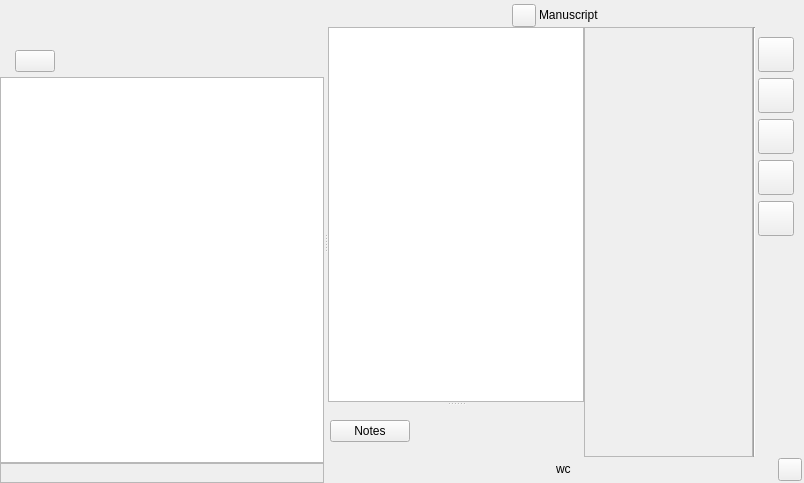
Old version of the form ui/manuscript_view.ui in the repository zkovari/plotlyst.
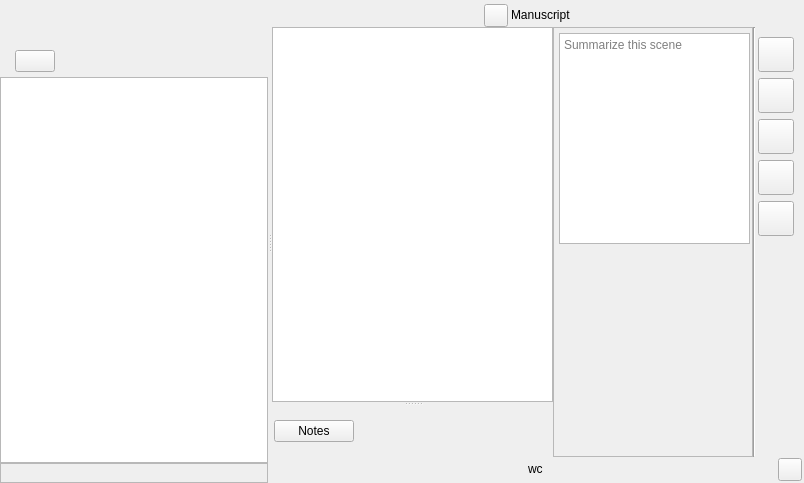
New version of the form. Custom widgets are drawn as their Qt base class.

Commit message: Scene synopsis field in manuscript view

The edit to the form file:
```diff
--- a/ui/manuscript_view.ui
+++ b/ui/manuscript_view.ui
@@ -426,7 +426,20 @@
                   <number>2</number>
                  </property>
                  <item>
-                  <spacer name="verticalSpacer_3">
+                  <widget class="QTextEdit" name="textSynopsis">
+                   <property name="placeholderText">
+                    <string>Summarize this scene</string>
+                   </property>
+                   <property name="white-bg" stdset="0">
+                    <bool>true</bool>
+                   </property>
+                   <property name="rounded" stdset="0">
+                    <bool>true</bool>
+                   </property>
+                  </widget>
+                 </item>
+                 <item>
+                  <spacer name="verticalSpacer">
                    <property name="orientation">
                     <enum>Qt::Vertical</enum>
                    </property>
```
Left out of the diff: 2 changed lines with no effect on the pictures. The commit also changes 1 other file.
